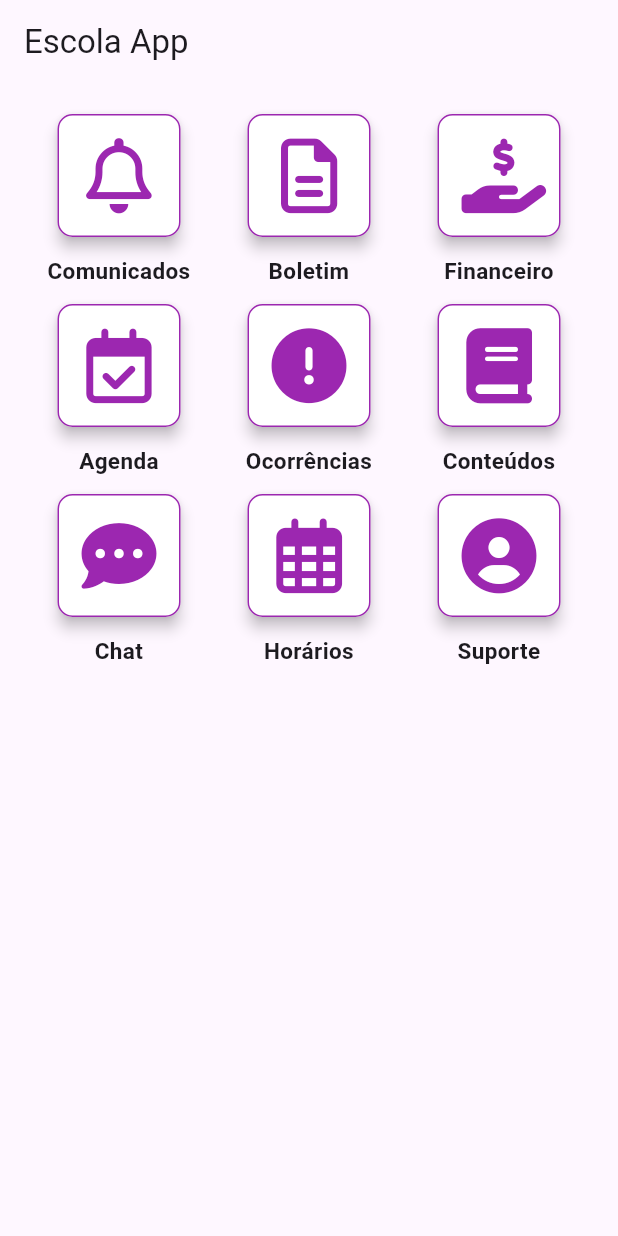
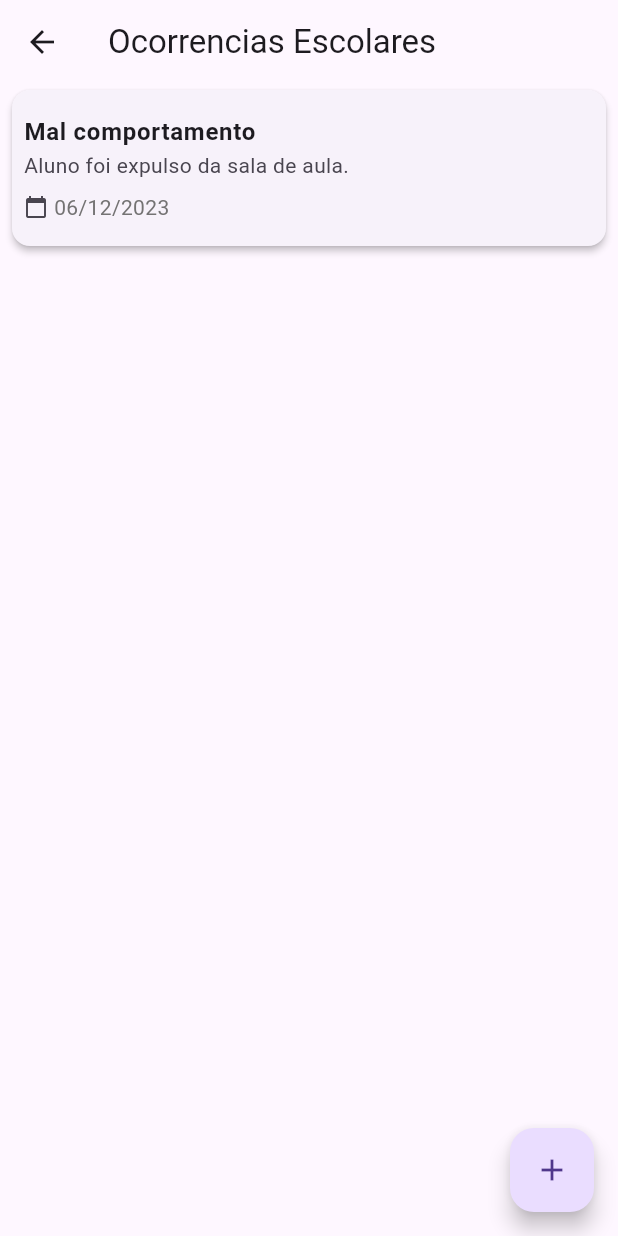
Before and after one commit to EliasPacheco/projeto-escola, a Flutter app: the screen it shows after launch, after a tap on "Ocorrências", on a phone screen of 412 x 824 dp. Run offline on Flutter 3.47's test engine with Material 3 defaults, Android fonts, the phone set to English and light mode, and no system bars; our stand-ins replace font_awesome_flutter, image_picker.

Commit message:
add new telas

```diff
--- a/lib/avisos/AvisosHome.dart
+++ b/lib/alunos/AvisosScreen.dart
@@ -41,7 +41,7 @@ class _AvisosHomeState extends State<AvisosHome> {
   Widget build(BuildContext context) {
     return Scaffold(
       appBar: AppBar(
-        title: Text('Avisos Escolares'),
+        title: Text('Comunicados Escolares'),
       ),
       body: ListView.builder(
         itemCount: avisos.length,
--- /dev/null
+++ b/lib/alunos/OcorrenciasScreen.dart
@@ -0,0 +1,114 @@
+import 'package:flutter/material.dart';
+
+void main() {
+  runApp(MyApp());
+}
+
+class MyApp extends StatelessWidget {
+  @override
+  Widget build(BuildContext context) {
+    return MaterialApp(
+      title: 'App Escolar',
+      theme: ThemeData(
+        primarySwatch: Colors.blue,
+      ),
+      home: OcorrenciasScreen(),
+    );
+  }
+}
+
+class OcorrenciasScreen extends StatefulWidget {
+  @override
+  _OcorrenciasScreenState createState() => _OcorrenciasScreenState();
+}
+
+class _OcorrenciasScreenState extends State<OcorrenciasScreen> {
+  final List<Aviso> avisos = [
+    Aviso(
+      titulo: 'Mal comportamento',
+      conteudo: 'Aluno foi expulso da sala de aula.',
+      data: '06/12/2023',
+    ),
+    // Adicione mais avisos conforme necessário
+  ];
+
+  @override
+  Widget build(BuildContext context) {
+    return Scaffold(
+      appBar: AppBar(
+        title: Text('Ocorrencias Escolares'),
+      ),
+      body: ListView.builder(
+        itemCount: avisos.length,
+        itemBuilder: (context, index) {
+          return Dismissible(
+            key: UniqueKey(),
+            onDismissed: (direction) {
+              setState(() {
+                avisos.removeAt(index);
+              });
+            },
+            background: Container(
+              color: Colors.red,
+              alignment: AlignmentDirectional.centerEnd,
+              child: Padding(
+                padding: EdgeInsets.only(right: 16.0),
+                child: Icon(
+                  Icons.delete,
+                  color: Colors.white,
+                ),
+              ),
+            ),
+            child: Card(
+              elevation: 2.0,
+              margin: EdgeInsets.symmetric(horizontal: 8.0, vertical: 4.0),
+              child: ListTile(
+                contentPadding: EdgeInsets.all(8.0),
+                title: Text(
+                  avisos[index].titulo,
+                  style: TextStyle(fontWeight: FontWeight.bold),
+                ),
+                subtitle: Column(
+                  crossAxisAlignment: CrossAxisAlignment.start,
+                  children: [
+                    Text(avisos[index].conteudo),
+                    SizedBox(height: 8.0),
+                    Row(
+                      children: [
+                        Icon(Icons.calendar_today, size: 16.0),
+                        SizedBox(width: 4.0),
+                        Text(
+                          avisos[index].data,
+                          style: TextStyle(color: Color.fromARGB(255, 116, 115, 115)),
+                        ),
+                      ],
+                    ),
+                  ],
+                ),
+              ),
+            ),
+          );
+        },
+      ),
+      floatingActionButton: FloatingActionButton(
+        onPressed: () {
+          // Adicione a lógica para adicionar novos avisos aqui
+          // Exemplo: Navigator.push(context, MaterialPageRoute(builder: (context) => AdicionarAvisoScreen()));
+        },
+        child: Icon(Icons.add),
+      ),
+    );
+  }
+}
+
+class Aviso {
+  final String titulo;
+  final String conteudo;
+  final String data;
+
+  Aviso({
+    required this.titulo,
+    required this.conteudo,
+    required this.data,
+  });
+}
--- a/lib/home.dart
+++ b/lib/home.dart
@@ -1,7 +1,11 @@
 import 'package:escola/alunos/AlunoHome.dart';
+import 'package:escola/alunos/ChatScreen.dart';
+import 'package:escola/alunos/ConteudosScreen.dart';
 import 'package:escola/alunos/MatriculaScreen.dart';
-import 'package:escola/avisos/AvisosHome.dart';
+import 'package:escola/alunos/AvisosScreen.dart';
+import 'package:escola/alunos/OcorrenciasScreen.dart';
 import 'package:escola/financeiro/FinanceiroHome.dart';
+import 'package:escola/suporte/SuporteScreen.dart';
 import 'package:flutter/material.dart';
 import 'package:font_awesome_flutter/font_awesome_flutter.dart';
 
@@ -16,8 +20,12 @@ class MySchoolApp extends StatelessWidget {
       routes: {
         'alunos/AlunoHome': (context) => AlunoHome(),
         'financeiro/FinanceiroHome': (context) => FinanceiroHome(),
-        'avisos/AvisosHome': (context) => AvisosHome(),
+        'alunos/AvisosScreen': (context) => AvisosHome(),
         'alunos/MatriculaScreen': (context) => MatriculaScreen(),
+        'alunos/OcorrenciasScreen': (context) => OcorrenciasScreen(),
+        'alunos/ConteudosScreen': (context) => ConteudosScreen(),
+        'suporte/SuporteScreen': (context) => SuporteScreen(),
+        'alunos/ChatScreen': (context) => ChatScreen(),
       },
     );
   }
@@ -37,24 +45,24 @@ class MyHomePage extends StatelessWidget {
           MyCard(
             title: 'Comunicados',
             icon: FontAwesomeIcons.bell,
-            cardColor: Colors.white,  // Alterado para branco
-            borderColor: Colors.purple,  // Alterado para branco
+            cardColor: Colors.white, // Alterado para branco
+            borderColor: Color.fromARGB(255, 59, 16, 212),
             onTap: () {
-              Navigator.pushNamed(context, 'avisos/AvisosHome');
+              Navigator.pushNamed(context, 'alunos/AvisosScreen');
             },
           ),
           MyCard(
             title: 'Boletim',
             icon: FontAwesomeIcons.fileAlt,
-            cardColor: Colors.white,  // Alterado para branco
-            borderColor: Colors.purple,
+            cardColor: Colors.white, // Alterado para branco
+            borderColor: Color.fromARGB(255, 59, 16, 212),
             onTap: () {},
           ),
           MyCard(
             title: 'Financeiro',
             icon: FontAwesomeIcons.handHoldingDollar,
-            cardColor: Colors.white,  // Alterado para branco
-            borderColor: Colors.purple,
+            cardColor: Colors.white, // Alterado para branco
+            borderColor: Color.fromARGB(255, 59, 16, 212),
             onTap: () {
               Navigator.pushNamed(context, 'financeiro/FinanceiroHome');
             },
@@ -62,51 +70,53 @@ class MyHomePage extends StatelessWidget {
           MyCard(
             title: 'Agenda',
             icon: FontAwesomeIcons.calendarCheck,
-            cardColor: Colors.white,  // Alterado para branco
-            borderColor: Colors.purple,
+            cardColor: Colors.white, // Alterado para branco
+            borderColor: Color.fromARGB(255, 59, 16, 212),
             onTap: () {},
           ),
           MyCard(
             title: 'Ocorrências',
             icon: FontAwesomeIcons.circleExclamation,
-            cardColor: Colors.white,  // Alterado para branco
-            borderColor: Colors.purple,
-            onTap: () {},
+            cardColor: Colors.white, // Alterado para branco
+            borderColor: Color.fromARGB(255, 59, 16, 212),
+            onTap: () {
+              Navigator.pushNamed(context, 'alunos/OcorrenciasScreen');
+            },
           ),
           MyCard(
             title: 'Conteúdos',
             icon: FontAwesomeIcons.book,
-            cardColor: Colors.white,  // Alterado para branco
-            borderColor: Colors.purple,
-            onTap: () {},
+            cardColor: Colors.white, // Alterado para branco
+            borderColor: Color.fromARGB(255, 59, 16, 212),
+            onTap: () {
+              //Navigator.pushNamed(context, 'alunos/ConteudosScreen');
+            },
           ),
           MyCard(
             title: 'Chat',
             icon: FontAwesomeIcons.solidCommentDots,
-            cardColor: Colors.white,  // Alterado para branco
-            borderColor: Colors.purple,
+            cardColor: Colors.white, // Alterado para branco
+            borderColor: Color.fromARGB(255, 59, 16, 212),
             onTap: () {
-              //Navigator.pushNamed(context, 'alunos/AlunoHome');
+              Navigator.pushNamed(context, 'alunos/ChatScreen');
             },
           ),
           MyCard(
             title: 'Horários',
             icon: FontAwesomeIcons.calendarAlt,
-            cardColor: Colors.white,  // Alterado para branco
-            borderColor: Colors.purple,
+            cardColor: Colors.white, // Alterado para branco
+            borderColor: Color.fromARGB(255, 59, 16, 212),
             onTap: () {
-
               //Navigator.pushNamed(context, 'alunos/MatriculaScreen');
             },
           ),
           MyCard(
             title: 'Suporte',
             icon: FontAwesomeIcons.solidCircleUser,
-            cardColor: Colors.white,  // Alterado para branco
-            borderColor: Colors.purple,
+            cardColor: Colors.white, // Alterado para branco
+            borderColor: Color.fromARGB(255, 59, 16, 212),
             onTap: () {
-
-              //Navigator.pushNamed(context, 'alunos/MatriculaScreen');
+              Navigator.pushNamed(context, 'suporte/SuporteScreen');
             },
           ),
         ],
@@ -141,15 +151,16 @@ class MyCard extends StatelessWidget {
             elevation: 4.0,
             shape: RoundedRectangleBorder(
               borderRadius: BorderRadius.circular(10.0),
-              side: BorderSide(color: borderColor),  // Adicionado para borda roxa
+              side:
+                  BorderSide(color: borderColor), // Adicionado para borda roxa
             ),
-            color: cardColor,  // Alterado para cor de fundo branca
+            color: cardColor, // Alterado para cor de fundo branca
             child: Padding(
               padding: EdgeInsets.all(16.0),
               child: Icon(
                 icon,
                 size: 50.0,
-                color: borderColor,  // Alterado para roxo
+                color: borderColor, // Alterado para roxo
               ),
             ),
           ),
--- a/pubspec.yaml
+++ b/pubspec.yaml
@@ -42,6 +42,7 @@ dev_dependencies:
   flutter_svg: ^0.22.0
   font_awesome_flutter: ^10.2.0
   image_picker: ^0.8.4
+  url_launcher: ^6.0.10
 
   # The "flutter_lints" package below contains a set of recommended lints to
   # encourage good coding practices. The lint set provided by the package is
```
Also changed, not shown: lib/alunos/ChatScreen.dart (added, +158 -0 lines), lib/alunos/ConteudosScreen.dart (added, +77 -0 lines), lib/suporte/SuporteScreen.dart (added, +98 -0 lines), pubspec.lock, 6 other files.
